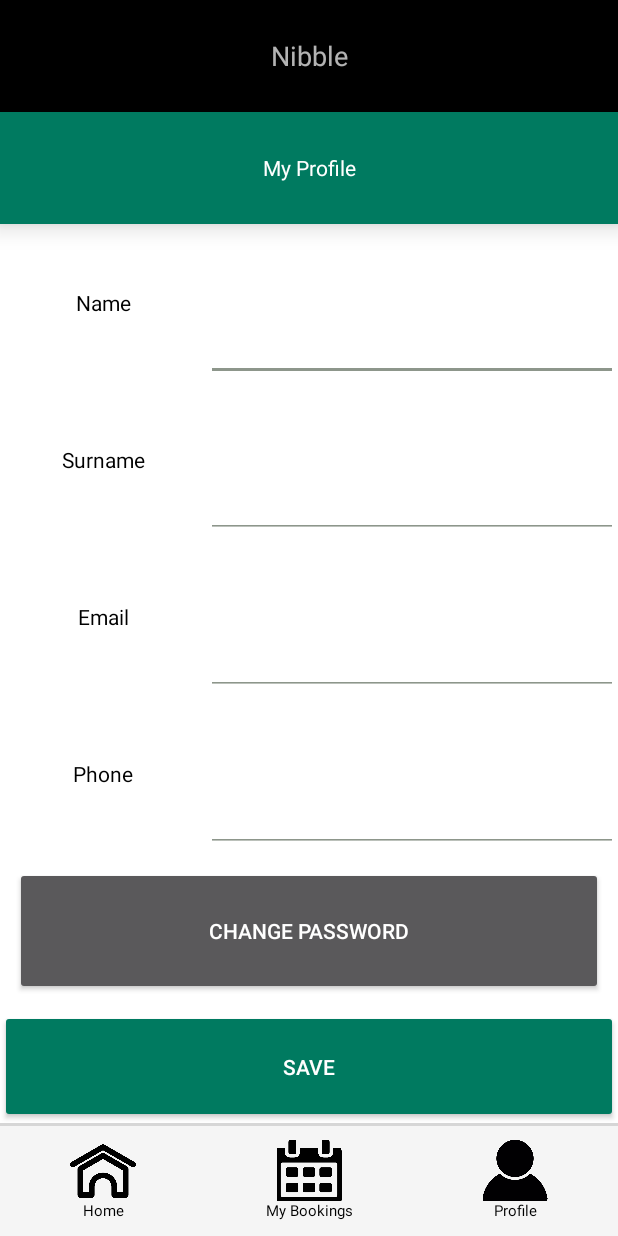
After one commit to SkedaddleZA/Android_Nibble, an Android app: the MyProfile screen opened directly, with no data from a screen before it, on a phone screen of 412 x 824 dp. The commit adds this screen. Run offline under Robolectric (Android 15) with nearby library versions, the light colour scheme and no system bars; network calls fail.

Commit message:
Implemented Profile

```diff
--- a/app/src/main/AndroidManifest.xml
+++ b/app/src/main/AndroidManifest.xml
@@ -43,7 +43,8 @@
         <activity android:name=".activities.SearchByLocation" />
         <activity android:name=".activities.BookingConfirmationActivity" />
         <activity android:name=".activities.ViewReviews" />
-        <activity android:name=".activities.AddReview"></activity>
+        <activity android:name=".activities.AddReview" />
+        <activity android:name=".activities.MyProfile"></activity>
     </application>
 
 </manifest>
--- a/app/src/main/java/com/nibble/skedaddle/nibble/activities/HomeActivity.java
+++ b/app/src/main/java/com/nibble/skedaddle/nibble/activities/HomeActivity.java
@@ -26,6 +26,7 @@ public class HomeActivity extends AppCompatActivity {//my naam tollie
         final String[] customerdetails = Home.getStringArrayExtra("customerdetails");
 
 
+        bProfile = findViewById(R.id.bRProfile);
         bBookings = findViewById(R.id.bBookings);
         tvDetails = findViewById(R.id.tvDetails);
         tvDetails.setText("Signed in as " + customerdetails[1] + " " + customerdetails[2]);
@@ -74,6 +75,14 @@ public class HomeActivity extends AppCompatActivity {//my naam tollie
                 HomeActivity.this.startActivity(Bookings);
             }
         });
+        bProfile.setOnClickListener(new View.OnClickListener() {
+            @Override
+            public void onClick(View v) {
+                Intent myprofile = new Intent(HomeActivity.this, MyProfile.class);
+                myprofile.putExtra("customerdetails", customerdetails);
+                HomeActivity.this.startActivity(myprofile);
+            }
+        });
         //
 
     }
--- /dev/null
+++ b/app/src/main/java/com/nibble/skedaddle/nibble/activities/MyProfile.java
@@ -0,0 +1,37 @@
+package com.nibble.skedaddle.nibble.activities;
+
+import android.content.Intent;
+import android.support.v7.app.AppCompatActivity;
+import android.os.Bundle;
+import android.view.View;
+import android.widget.Button;
+import android.widget.EditText;
+import android.widget.LinearLayout;
+
+import com.nibble.skedaddle.nibble.R;
+
+public class MyProfile extends AppCompatActivity {
+
+
+    private LinearLayout llStep1, llStep2;
+    private EditText etName, etSurname, etEmail, etPhone, etCP, etNP;
+    private Button bChangePasswordStart, bChangePasswordFinish, bSave;
+
+
+    @Override
+    protected void onCreate(Bundle savedInstanceState) {
+        super.onCreate(savedInstanceState);
+        setContentView(R.layout.activity_my_profile);
+
+        Intent myprofile = getIntent();
+        final String[] customerdetails = myprofile.getStringArrayExtra("customerdetails");
+
+        llStep1 = findViewById(R.id.llStep1);
+        llStep2 = findViewById(R.id.llStep2);
+
+        llStep2.setVisibility(View.VISIBLE);
+        llStep2.setVisibility(View.INVISIBLE);
+
+
+    }
+}
--- /dev/null
+++ b/app/src/main/res/layout/activity_my_profile.xml
@@ -0,0 +1,372 @@
+<?xml version="1.0" encoding="utf-8"?>
+<android.support.constraint.ConstraintLayout xmlns:android="http://schemas.android.com/apk/res/android"
+    xmlns:app="http://schemas.android.com/apk/res-auto"
+    xmlns:tools="http://schemas.android.com/tools"
+    android:layout_width="match_parent"
+    android:layout_height="match_parent"
+    tools:context="com.nibble.skedaddle.nibble.activities.MyProfile">
+
+    <LinearLayout
+        android:layout_width="match_parent"
+        android:layout_height="match_parent"
+        android:background="@android:color/white"
+        android:orientation="vertical"
+        android:weightSum="22"
+        app:layout_constraintBottom_toBottomOf="parent"
+        app:layout_constraintEnd_toEndOf="parent"
+        app:layout_constraintStart_toStartOf="parent"
+        app:layout_constraintTop_toTopOf="parent">
+
+        <LinearLayout
+            android:layout_width="match_parent"
+            android:layout_height="0dp"
+            android:layout_weight="20"
+            android:orientation="vertical"
+            android:weightSum="10">
+
+            <LinearLayout
+                android:layout_width="match_parent"
+                android:layout_height="0dp"
+                android:layout_weight="1"
+                android:background="@android:color/background_dark"
+                android:orientation="horizontal">
+
+                <TextView
+                    android:id="@+id/textView5"
+                    android:layout_width="match_parent"
+                    android:layout_height="match_parent"
+                    android:layout_weight="1"
+                    android:gravity="center"
+                    android:text="Nibble"
+                    android:textSize="18sp" />
+            </LinearLayout>
+
+            <LinearLayout
+                android:layout_width="match_parent"
+                android:layout_height="0dp"
+                android:layout_weight="1"
+                android:background="@color/primaryDarkColor"
+                android:baselineAligned="false"
+                android:elevation="10dp"
+                android:orientation="horizontal">
+
+                <TextView
+                    android:id="@+id/textView14"
+                    android:layout_width="match_parent"
+                    android:layout_height="match_parent"
+                    android:layout_weight="1"
+                    android:gravity="center"
+                    android:text="My Profile"
+                    android:textColor="@android:color/white"
+                    android:textSize="14sp" />
+            </LinearLayout>
+
+            <RelativeLayout
+                android:layout_width="match_parent"
+                android:layout_height="0dp"
+                android:layout_weight="7">
+
+                <LinearLayout
+                    android:id="@+id/llStep1"
+                    android:layout_width="match_parent"
+                    android:layout_height="match_parent"
+                    android:layout_weight="7"
+                    android:orientation="vertical"
+                    android:weightSum="5">
+
+                    <LinearLayout
+                        android:layout_width="match_parent"
+                        android:layout_height="0dp"
+                        android:layout_weight="1"
+                        android:orientation="horizontal"
+                        android:weightSum="3">
+
+                        <TextView
+                            android:layout_width="0dp"
+                            android:layout_height="match_parent"
+                            android:layout_weight="1"
+                            android:gravity="center"
+                            android:text="Name"
+                            android:textColor="@color/colorPrimaryDark" />
+
+                        <EditText
+                            android:id="@+id/etName"
+                            android:layout_width="0dp"
+                            android:layout_height="match_parent"
+                            android:layout_weight="2"
+                            android:backgroundTint="@color/secondaryLightColor"
+                            android:ems="10"
+                            android:inputType="textPersonName"
+                            android:text="Name" />
+                    </LinearLayout>
+
+                    <LinearLayout
+                        android:layout_width="match_parent"
+                        android:layout_height="0dp"
+                        android:layout_weight="1"
+                        android:orientation="horizontal"
+                        android:weightSum="3">
+
+                        <TextView
+                            android:layout_width="0dp"
+                            android:layout_height="match_parent"
+                            android:layout_weight="1"
+                            android:gravity="center"
+                            android:text="Surname"
+                            android:textColor="@color/colorPrimaryDark" />
+
+                        <EditText
+                            android:id="@+id/etSurname"
+                            android:layout_width="0dp"
+                            android:layout_height="match_parent"
+                            android:layout_weight="2"
+                            android:backgroundTint="@color/secondaryLightColor"
+                            android:ems="10"
+                            android:inputType="textPersonName"
+                            android:text="Name" />
+                    </LinearLayout>
+
+                    <LinearLayout
+                        android:layout_width="match_parent"
+                        android:layout_height="0dp"
+                        android:layout_weight="1"
+                        android:orientation="horizontal"
+                        android:weightSum="3">
+
+                        <TextView
+                            android:layout_width="0dp"
+                            android:layout_height="match_parent"
+                            android:layout_weight="1"
+                            android:gravity="center"
+                            android:text="Email"
+                            android:textColor="@color/colorPrimaryDark" />
+
+                        <EditText
+                            android:id="@+id/etEmail"
+                            android:layout_width="0dp"
+                            android:layout_height="match_parent"
+                            android:layout_weight="2"
+                            android:backgroundTint="@color/secondaryLightColor"
+                            android:ems="10"
+                            android:inputType="textPersonName"
+                            android:text="Name" />
+                    </LinearLayout>
+
+                    <LinearLayout
+                        android:layout_width="match_parent"
+                        android:layout_height="0dp"
+                        android:layout_weight="1"
+                        android:orientation="horizontal"
+                        android:weightSum="3">
+
+                        <TextView
+                            android:layout_width="0dp"
+                            android:layout_height="match_parent"
+                            android:layout_weight="1"
+                            android:gravity="center"
+                            android:text="Phone"
+                            android:textColor="@color/colorPrimaryDark" />
+
+                        <EditText
+                            android:id="@+id/etPhone"
+                            android:layout_width="0dp"
+                            android:layout_height="match_parent"
+                            android:layout_weight="2"
+                            android:backgroundTint="@color/secondaryLightColor"
+                            android:ems="10"
+                            android:inputType="textPersonName"
+                            android:text="Name" />
+                    </LinearLayout>
+
+                    <LinearLayout
+                        android:layout_width="match_parent"
+                        android:layout_height="0dp"
+                        android:layout_weight="1"
+                        android:orientation="horizontal"
+                        android:weightSum="3">
+
+                        <Button
+                            android:id="@+id/bChangePasswordStart"
+                            android:layout_width="match_parent"
+                            android:layout_height="match_parent"
+                            android:layout_margin="10dp"
+                            android:layout_weight="1"
+                            android:text="Change Password" />
+
+                    </LinearLayout>
+
+                </LinearLayout>
+
+                <LinearLayout
+                    android:id="@+id/llStep2"
+                    android:layout_width="match_parent"
+                    android:layout_height="match_parent"
+                    android:layout_weight="7"
+                    android:orientation="vertical"
+                    android:weightSum="5">
+
+                    <LinearLayout
+                        android:layout_width="match_parent"
+                        android:layout_height="0dp"
+                        android:layout_weight="1"
+                        android:orientation="horizontal"
+                        android:weightSum="3">
+
+                        <TextView
+                            android:layout_width="0dp"
+                            android:layout_height="match_parent"
+                            android:layout_weight="1"
+                            android:gravity="center"
+                            android:text="Current Password"
+                            android:textColor="@color/colorPrimaryDark" />
+
+                        <EditText
+                            android:id="@+id/etCP"
+                            android:layout_width="0dp"
+                            android:layout_height="match_parent"
+                            android:layout_weight="2"
+                            android:backgroundTint="@color/secondaryLightColor"
+                            android:ems="10"
+                            android:inputType="textPersonName"
+                            android:text="Name" />
+                    </LinearLayout>
+
+                    <LinearLayout
+                        android:layout_width="match_parent"
+                        android:layout_height="0dp"
+                        android:layout_weight="1"
+                        android:orientation="horizontal"
+                        android:weightSum="3">
+
+                        <TextView
+                            android:layout_width="0dp"
+                            android:layout_height="match_parent"
+                            android:layout_weight="1"
+                            android:gravity="center"
+                            android:text="New Password"
+                            android:textColor="@color/colorPrimaryDark" />
+
+                        <EditText
+                            android:id="@+id/etNP"
+                            android:layout_width="0dp"
+                            android:layout_height="match_parent"
+                            android:layout_weight="2"
+                            android:backgroundTint="@color/secondaryLightColor"
+                            android:ems="10"
+                            android:inputType="textPersonName"
+                            android:text="Name" />
+                    </LinearLayout>
+
+                    <LinearLayout
+                        android:layout_width="match_parent"
+                        android:layout_height="0dp"
+                        android:layout_weight="1"
+                        android:orientation="horizontal"
+                        android:weightSum="3">
+
+                        <Button
+                            android:id="@+id/bChangePasswordFinish"
+                            android:layout_width="match_parent"
+                            android:layout_height="match_parent"
+                            android:layout_margin="10dp"
+                            android:layout_weight="1"
+                            android:text="Change Password" />
+
+                    </LinearLayout>
+
+                </LinearLayout>
+            </RelativeLayout>
+
+            <Button
+                android:id="@+id/bSave"
+                android:layout_width="match_parent"
+                android:layout_height="0dp"
+                android:layout_gravity="bottom"
+                android:layout_weight="1"
+                android:backgroundTint="@color/primaryDarkColor"
+                android:text="Save"
+                android:textColor="@android:color/white" />
+
+        </LinearLayout>
+
+        <LinearLayout
+            android:layout_width="match_parent"
+            android:layout_height="0dp"
+            android:layout_weight="2"
+            android:background="@drawable/rounded_corners_upperline"
+            android:orientation="horizontal">
+
+
+            <RelativeLayout
+                android:id="@+id/bHome"
+                android:layout_width="match_parent"
+                android:layout_height="match_parent"
+                android:layout_weight="1">
+
+                <TextView
+                    android:id="@+id/textView9"
+                    android:layout_width="match_parent"
+                    android:layout_height="match_parent"
+                    android:gravity="bottom|center"
+                    android:text="Home"
+                    android:textColor="@color/colorPrimary"
+                    android:textSize="10sp" />
+
+                <ImageView
+                    android:layout_width="match_parent"
+                    android:layout_height="match_parent"
+                    android:layout_marginBottom="11dp"
+                    android:layout_weight="1"
+                    app:srcCompat="@drawable/home" />
+            </RelativeLayout>
+
+            <RelativeLayout
+                android:id="@+id/bBookings"
+                android:layout_width="match_parent"
+                android:layout_height="match_parent"
+                android:layout_weight="1">
+
+                <TextView
+                    android:id="@+id/textView10"
+                    android:layout_width="match_parent"
+                    android:layout_height="match_parent"
+                    android:gravity="bottom|center"
+                    android:text="My Bookings"
+                    android:textColor="@color/colorPrimary"
+                    android:textSize="10sp" />
+
+                <ImageView
+                    android:layout_width="match_parent"
+                    android:layout_height="match_parent"
+                    android:layout_marginBottom="12dp"
+                    android:layout_weight="1"
+                    app:srcCompat="@drawable/calendar" />
+            </RelativeLayout>
+
+            <RelativeLayout
+                android:id="@+id/bProfile"
+                android:layout_width="match_parent"
+                android:layout_height="match_parent"
+                android:layout_weight="1">
+
+                <TextView
+                    android:id="@+id/textView11"
+                    android:layout_width="match_parent"
+                    android:layout_height="match_parent"
+                    android:gravity="bottom|center"
+                    android:text="Profile"
+                    android:textColor="@color/colorPrimary"
+                    android:textSize="10sp" />
+
+                <ImageView
+                    android:layout_width="match_parent"
+                    android:layout_height="match_parent"
+                    android:layout_marginBottom="12dp"
+                    android:layout_weight="1"
+                    app:srcCompat="@drawable/user" />
+            </RelativeLayout>
+
+        </LinearLayout>
+
+    </LinearLayout>
+</android.support.constraint.ConstraintLayout>
```
